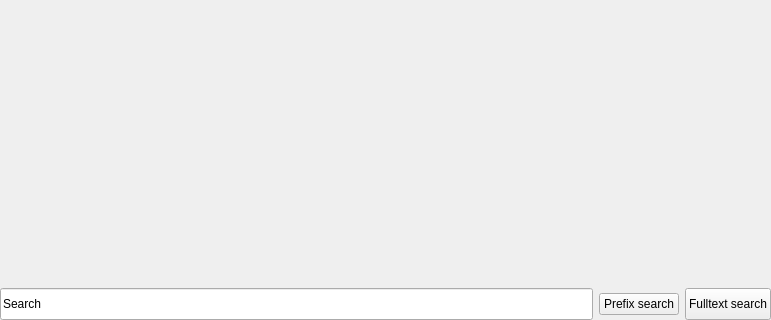
This is viur_admin/ui/list.ui in viur-framework/viur-admin as Qt 5 draws it before an edit; both pictures show x 0 to 771 and y 205 to 525 of the 771 by 525 pixel window. The edited form follows.
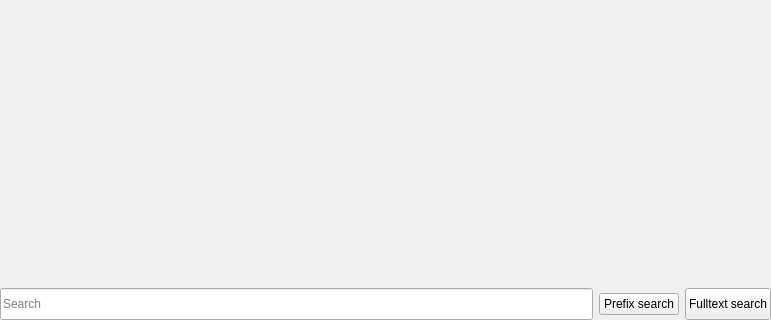
This is the edited form. Icons and pictures are not drawn.

Commit message: cleaning up handler search code and using placeholder feature of qlineedit in list and tree search areas

Patch:
```diff
--- a/viur_admin/ui/list.ui
+++ b/viur_admin/ui/list.ui
@@ -38,6 +38,9 @@
         </size>
        </property>
        <property name="text">
+        <string/>
+       </property>
+       <property name="placeholderText">
         <string>Search</string>
        </property>
       </widget>
```
Left out of the diff: 22 changed lines with no effect on the pictures. The commit also changes 5 other files.
